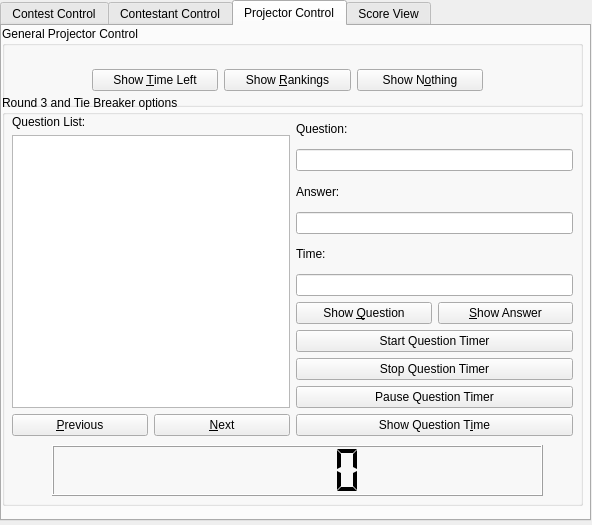
Old version of the form src/server/server.ui in the repository trigger-happy/Cerberus.
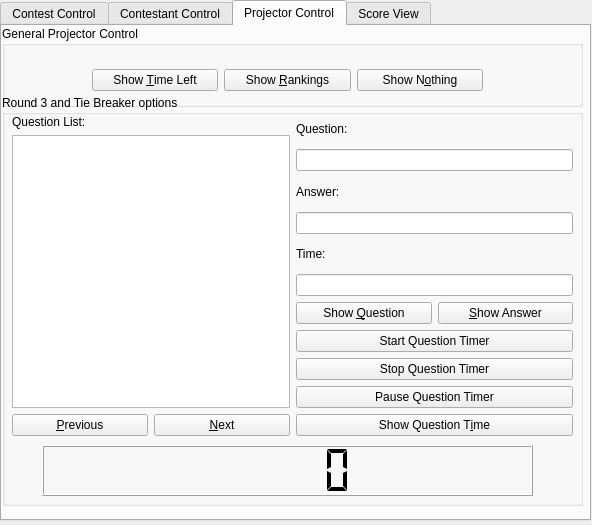
New version of the form. The open tabs and pages were chosen to show the change.

Commit message: Server: Added some more signal and slot connections.

Patch:
```diff
--- a/src/server/server.ui
+++ b/src/server/server.ui
@@ -497,7 +497,7 @@
      <widget class="QLCDNumber" name="time2_lcd">
       <property name="geometry">
        <rect>
-        <x>50</x>
+        <x>40</x>
         <y>350</y>
         <width>491</width>
         <height>51</height>
```
The commit also changes 1 other file.
